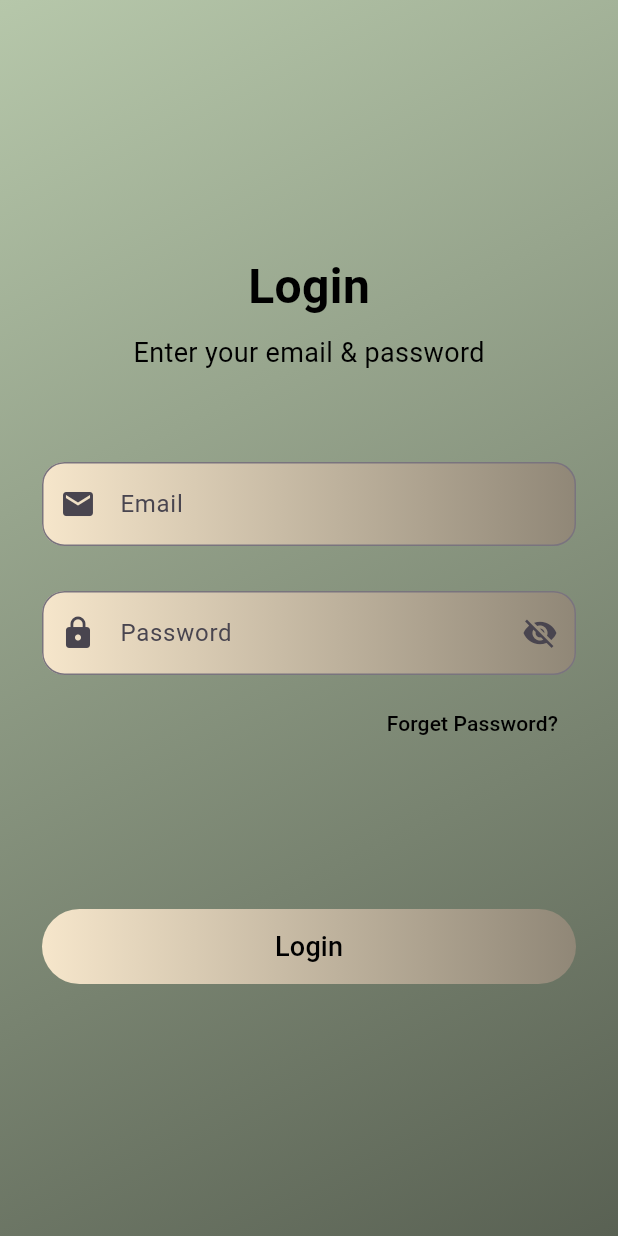
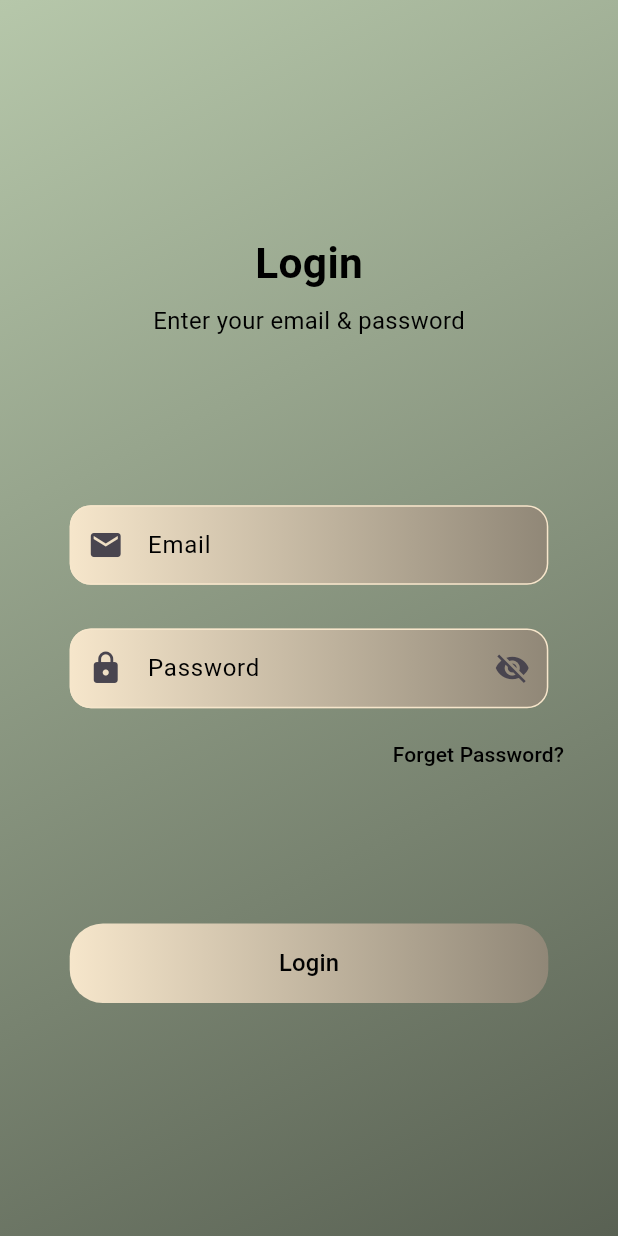
Before and after one commit to HendSayed25/ALQAYSAR_Rates, a Flutter app: the screen it shows after launch, on a phone screen of 412 x 824 dp. Run offline on Flutter 3.47's test engine with Material 3 defaults, Android fonts, the phone set to English and light mode, and no system bars; our stand-ins replace dartz, easy_localization, flutter_bloc, flutter_screenutil, get_it, shared_preferences and 1 more; accounts and stored records are empty; Roboto replaces fonts that are missing (assets/fonts/ChrustyRock-ORLA).

Commit message:
modify on login

```diff
--- a/lib/core/config/routes/router.dart
+++ b/lib/core/config/routes/router.dart
@@ -24,7 +24,7 @@ class RouteGenerator {
         return MaterialPageRoute(
           builder: (context) => BlocProvider(
             create: (_) => LoginCubit(sl<LoginUseCase>()),
-            child: const LoginScreen(),
+            child: LoginScreen(),
           ),
         );
       case Routes.HomeScreenUserRoute:
--- a/lib/core/resource/colors_manager.dart
+++ b/lib/core/resource/colors_manager.dart
@@ -12,7 +12,8 @@ class AppColors {
   static const Color primaryTextColor = Color(0xFF000000);  /// Main text color : text button
   static const Color secondaryTextColor = Color(0xFFFFFFFF);  /// Secondary text color
 
-  static const Color borderColor = Color(0xFFF6E6CB);  /// Border color
+  static const Color enableBorderColor = Color(0xFFF6E6CB);  /// Border color
+  static const Color disableBorderColor = Color(0xFF000000);  /// Border color
 
   static const Color greyColor = Color(0xFF6C757D);  /// Grey color
   static const Color lightGreyColor = Color(0xFF868E96);  /// Light grey color
--- a/lib/features/data/data_source/remote_data_source.dart
+++ b/lib/features/data/data_source/remote_data_source.dart
@@ -6,16 +6,19 @@ import '../../../core/config/supabase/supabase_client.dart';
 
 abstract class AuthRemoteDataSource {
   Future<Either<String, UserEntity>> login(String email, String password);
+
   Future<Either<String, Unit>> logout();
-  // Future<Either<String, String>> fetchUserRole(String userId);
+
+  Future<Either<String, String>> fetchUserRole(String userId);
 }
 
 class RemoteDataSource implements AuthRemoteDataSource {
-
   @override
-  Future<Either<String, UserEntity>> login(String email, String password) async {
+  Future<Either<String, UserEntity>> login(
+      String email, String password) async {
     try {
-      final response = await SupabaseClientProvider.client.auth.signInWithPassword(
+      final response =
+          await SupabaseClientProvider.client.auth.signInWithPassword(
         email: email,
         password: password,
       );
@@ -25,7 +28,8 @@ class RemoteDataSource implements AuthRemoteDataSource {
         final userId = response.user!.id;
         final userMetadata = response.user!.userMetadata;
 
-        final role = userMetadata?['role'] ?? 'User'; // Default to 'User' if role is missing
+        final role = userMetadata?['role'] ??
+            'user'; // Default to 'User' if role is missing
 
         // Map to UserModel
         final userModel = UserModel(
@@ -35,7 +39,7 @@ class RemoteDataSource implements AuthRemoteDataSource {
         );
         return Right(userModel.toEntity());
       } else {
-        return Left("Invalid credentials");
+        return const Left("Invalid credentials");
       }
     } catch (e) {
       return Left(e.toString());
@@ -52,13 +56,17 @@ class RemoteDataSource implements AuthRemoteDataSource {
     }
   }
 
-  // @override
-  // Future<Either<String, String>> fetchUserRole(String userId) async {
-  //   final response = await SupabaseClientProvider
-  //       .client
-  //       .from('users')
-  //       .select('role')
-  //       .eq('uid', userId);
-  //   return response.data['role'];
-  // }
+  @override
+  Future<Either<String, String>> fetchUserRole(String userId) async {
+    try {
+      final response = await SupabaseClientProvider.client
+          .from('users')
+          .select('role')
+          .eq('uid', userId)
+          .single();
+      return Right(response['role'] as String);
+    } catch (e) {
+      return const Left("Error fetching user role");
+    }
+  }
 }
--- a/lib/features/data/repository/user_repository.dart
+++ b/lib/features/data/repository/user_repository.dart
@@ -19,8 +19,8 @@ class UserRepositoryImpl implements UserRepositoryInterface {
     return remoteDataSource.logout();
   }
 
-  // @override
-  // Future<Either<String, String>> fetchUserRole(String userId) {
-  //   throw UnimplementedError();
-  // }
+  @override
+  Future<Either<String, String>> fetchUserRole(String userId) {
+    return remoteDataSource.fetchUserRole(userId);
+  }
 }
--- a/lib/features/domain/repository/user_repository.dart
+++ b/lib/features/domain/repository/user_repository.dart
@@ -5,5 +5,5 @@ import '../entities/user.dart';
 abstract class UserRepositoryInterface {
   Future<Either<String, UserEntity>> login(String email, String password);
   Future<Either<String, Unit>> logout();
-  // Future<Either<String, String>> fetchUserRole(String userId);
+  Future<Either<String, String>> fetchUserRole(String userId);
 }
--- /dev/null
+++ b/lib/features/domain/usecases/fetch_user_role_usecase.dart
@@ -0,0 +1,13 @@
+import 'package:dartz/dartz.dart';
+
+import '../repository/user_repository.dart';
+
+class FetchUserRoleUsecase {
+  final UserRepositoryInterface repository;
+
+  FetchUserRoleUsecase(this.repository);
+
+  Future<Either<String, String>> execute(String userId) async {
+    return repository.fetchUserRole(userId);
+  }
+}
--- /dev/null
+++ b/lib/features/ui/common/custom_button.dart
@@ -0,0 +1,42 @@
+import 'package:flutter/material.dart';
+import 'package:flutter_screenutil/flutter_screenutil.dart';
+
+import '../../../core/resource/colors_manager.dart';
+
+class CustomButton extends StatelessWidget {
+  const CustomButton({super.key, required this.text, required this.onPressed});
+
+  final String text;
+  final VoidCallback onPressed;
+
+  @override
+  Widget build(BuildContext context) {
+    return
+      Container(
+        width: 333.w,
+        height: 60.h,
+        decoration: BoxDecoration(
+          gradient: const LinearGradient(
+              colors: AppColors.primaryContainerColor),
+          borderRadius: BorderRadius.circular(25.r),
+        ),
+        child: ElevatedButton(
+          onPressed: onPressed,
+          style: ElevatedButton.styleFrom(
+            backgroundColor: Colors.transparent,
+            shadowColor: Colors.transparent,
+            shape: RoundedRectangleBorder(
+              borderRadius: BorderRadius.circular(25.r),
+            ),
+          ),
+          child: Text(
+            text,
+            style: TextStyle(
+              fontSize: 18.sp,
+              color: Colors.black,
+            ),
+          ),
+        ),
+      );
+  }
+}
--- a/lib/features/ui/pages/login_screen/login_screen.dart
+++ b/lib/features/ui/pages/login_screen/login_screen.dart
@@ -1,154 +1,74 @@
 import 'package:alqaysar_rates/core/config/routes/route_constants.dart';
 import 'package:alqaysar_rates/core/helper/extensions.dart';
+import 'package:alqaysar_rates/features/ui/common/custom_button.dart';
+import 'package:alqaysar_rates/features/ui/pages/login_screen/widgets/form.dart';
 import 'package:flutter/material.dart';
+import 'package:flutter_screenutil/flutter_screenutil.dart';
 
 import '../../../../core/resource/colors_manager.dart';
 
-class LoginScreen extends StatefulWidget {
-  const LoginScreen({super.key});
+class LoginScreen extends StatelessWidget {
+  LoginScreen({super.key});
 
-  @override
-  State<LoginScreen> createState()=>_LoginScreenState();
-}
-class _LoginScreenState extends State<LoginScreen>{
-
-  var emailController = TextEditingController();
-  var passController = TextEditingController();
   GlobalKey<FormState> formKey = GlobalKey<FormState>();
-  bool passwordVisible = false;
-
 
   @override
   Widget build(BuildContext context) {
     return Scaffold(
       body: Container(
-        decoration: BoxDecoration(
+        decoration: const BoxDecoration(
           gradient: LinearGradient(
-            colors: [
-              AppColors.backgroundColor[0], // Start color
-              AppColors.backgroundColor[1], // End color
-            ],
+            colors: AppColors.backgroundColor,
             begin: Alignment.topLeft,
             end: Alignment.bottomRight,
           ),
         ),
         child: Padding(
-          padding: const EdgeInsets.symmetric(horizontal: 28.0),
+          padding: EdgeInsets.symmetric(horizontal: 25.w),
           child: Form(
             key: formKey,
             child: Center(
               child: SingleChildScrollView(
                 child: Column(
-                  crossAxisAlignment: CrossAxisAlignment.start,
+                  crossAxisAlignment: CrossAxisAlignment.center,
                   children: [
-                   const Center(
-                     child:  Text(
+                    Text(
                       "Login",
                       style: TextStyle(
-                          fontSize: 32,
+                        fontSize: 32.sp,
                         fontWeight: FontWeight.bold,
                         color: Colors.black,
                       ),
                     ),
-                   ),
-                    const SizedBox(height: 8),
-                    const Center(
-                      child: Text(
+                    SizedBox(height: 8.h),
+                    Text(
                       "Enter your email & password",
                       style: TextStyle(
-                          fontSize: 18,
-                          color:Colors.black,
+                        fontSize: 18.sp,
+                        color: Colors.black,
                       ),
                     ),
-                    ),
-                    const SizedBox(height: 60),
-                    Container(
-                      decoration: BoxDecoration(
-                        gradient: const LinearGradient(colors: AppColors.primaryContainerColor),
-                        borderRadius: BorderRadius.circular(15),
-                      ),
-                      child: TextFormField(
-                        controller: emailController,
-                        keyboardType: TextInputType.emailAddress,
-                        decoration: InputDecoration(
-                          labelText: "Email",
-                          prefixIcon: const Icon(Icons.email),
-                          border: OutlineInputBorder(
-                            borderRadius: BorderRadius.circular(15),
-                          ),
-                        ),
-                      ),
-                    ),
-                    const SizedBox(height: 30),
-                    Container(
-                      decoration: BoxDecoration(
-                        gradient: const LinearGradient(colors: AppColors.primaryContainerColor),
-                        borderRadius: BorderRadius.circular(15),
-                      ),
-                      child: TextFormField(
-                        controller: passController,
-                        obscureText:  !passwordVisible, //This will obscure text dynamically,
-                        decoration: InputDecoration(
-                          labelText: "Password",
-                          prefixIcon: const Icon(Icons.lock),
-                          suffixIcon:IconButton(
-                            icon:Icon(
-                            // Based on passwordVisible state choose the icon
-                            passwordVisible ? Icons.visibility : Icons.visibility_off),
-                            onPressed: () {
-                            //Toggle the state of passwordVisible variable
-                              setState(() {
-                                passwordVisible = !passwordVisible;
-                              });
-                          },
-                          ),
-                          border: OutlineInputBorder(
-                            borderRadius: BorderRadius.circular(15),
-                          ),
-                          ),
-                          ),
-                    ),
-                    const SizedBox(height: 8),
+                    SizedBox(height: 126.h),
+                    const MyForm(),
+                    SizedBox(height: 8.h),
                     Align(
                       alignment: Alignment.centerRight,
                       child: TextButton(
-                        onPressed: () {
-                        },
-                        child:const Text(
+                        onPressed: () {},
+                        child: const Text(
                           "Forget Password?",
                           style: TextStyle(color: Colors.black),
                         ),
                       ),
                     ),
-                    const SizedBox(height: 100),
-                    SizedBox(
-                      width: double.infinity,
-                      height: 50,
-                      child:
-                      Container(decoration: BoxDecoration(
-                          gradient: const LinearGradient(colors: AppColors.primaryContainerColor),
-                          borderRadius: BorderRadius.circular(25),
-                      ),
-                        child: ElevatedButton(
+                    SizedBox(height: 100.h),
+                    CustomButton(
+                      text: "Login",
                       onPressed: () {
+                        if (formKey.currentState?.validate() ?? false) {
                           context.pushNamed(Routes.HomeScreenUserRoute);
+                        }
                       },
-                          style: ElevatedButton.styleFrom(
-                            backgroundColor: Colors.transparent,
-                            shadowColor: Colors.transparent,
-                            shape: RoundedRectangleBorder(
-                              borderRadius: BorderRadius.circular(25),
-                            ),
-                          ),
-                          child: const Text(
-                            "Login",
-                            style: TextStyle(
-                              fontSize: 18,
-                              color: Colors.black,
-                            ),
-                          ),
-                        ),
-                      ),
                     ),
                   ],
                 ),
--- /dev/null
+++ b/lib/features/ui/pages/login_screen/widgets/form.dart
@@ -0,0 +1,140 @@
+import 'package:flutter/material.dart';
+import 'package:flutter_screenutil/flutter_screenutil.dart';
+
+import '../../../../../core/helper/validation.dart';
+import '../../../../../core/resource/colors_manager.dart';
+
+class MyForm extends StatefulWidget {
+  const MyForm({super.key});
+
+  @override
+  State<MyForm> createState() => _MyFormState();
+}
+
+class _MyFormState extends State<MyForm> {
+  final TextEditingController emailController = TextEditingController();
+  final TextEditingController passController = TextEditingController();
+  final FocusNode emailFocusNode = FocusNode();
+  final FocusNode passwordFocusNode = FocusNode();
+  bool passwordVisible = false;
+
+  @override
+  void dispose() {
+    // Don't forget to dispose the FocusNodes when done
+    emailFocusNode.dispose();
+    passwordFocusNode.dispose();
+    super.dispose();
+  }
+
+  @override
+  Widget build(BuildContext context) {
+    return Column(
+      children: [
+        Container(
+          width: 333.w,
+          height: 60.h,
+          decoration: BoxDecoration(
+            gradient: const LinearGradient(
+              colors: AppColors.primaryContainerColor,
+            ),
+            borderRadius: BorderRadius.circular(16.r),
+          ),
+          child: TextFormField(
+            controller: emailController,
+            focusNode: emailFocusNode,
+            keyboardType: TextInputType.emailAddress,
+            decoration: InputDecoration(
+              labelText: "Email",
+              labelStyle: const TextStyle(color: Colors.black),
+              prefixIcon: const Icon(Icons.email),
+              border: OutlineInputBorder(
+                borderRadius: BorderRadius.circular(16.r),
+              ),
+              enabledBorder: OutlineInputBorder(
+                borderRadius: BorderRadius.circular(16.r),
+                borderSide:
+                    const BorderSide(color: AppColors.enableBorderColor),
+              ),
+              focusedBorder: OutlineInputBorder(
+                borderRadius: BorderRadius.circular(16.r),
+                borderSide:
+                    const BorderSide(color: AppColors.disableBorderColor),
+              ),
+              errorBorder: OutlineInputBorder(
+                borderRadius: BorderRadius.circular(16.r),
+                borderSide: const BorderSide(color: AppColors.errorColor),
+              ),
+              focusedErrorBorder: OutlineInputBorder(
+                borderRadius: BorderRadius.circular(16.r),
+                borderSide: const BorderSide(color: AppColors.errorColor),
+              ),
+              errorMaxLines: 2,
+              contentPadding: EdgeInsets.symmetric(vertical: 20.h),
+            ),
+            textInputAction: TextInputAction.next,
+            onFieldSubmitted: (_) {
+              FocusScope.of(context).requestFocus(passwordFocusNode);
+            },
+            validator: (value) => Validation.validateEmail(value),
+          ),
+        ),
+        SizedBox(height: 33.h),
+        Container(
+          width: 333.w,
+          height: 60.h,
+          decoration: BoxDecoration(
+            gradient: const LinearGradient(
+              colors: AppColors.primaryContainerColor,
+            ),
+            borderRadius: BorderRadius.circular(16.r),
+          ),
+          child: TextFormField(
+            controller: passController,
+            focusNode: passwordFocusNode,
+            // Set focusNode for this field
+            obscureText: !passwordVisible,
+            decoration: InputDecoration(
+              labelText: "Password",
+              labelStyle: const TextStyle(color: Colors.black),
+              prefixIcon: const Icon(Icons.lock),
+              suffixIcon: IconButton(
+                icon: Icon(
+                  passwordVisible ? Icons.visibility : Icons.visibility_off,
+                ),
+                onPressed: () {
+                  setState(() {
+                    passwordVisible = !passwordVisible;
+                  });
+                },
+              ),
+              border: OutlineInputBorder(
+                borderRadius: BorderRadius.circular(16.r),
+              ),
+              enabledBorder: OutlineInputBorder(
+                borderRadius: BorderRadius.circular(16.r),
+                borderSide:
+                    const BorderSide(color: AppColors.enableBorderColor),
+              ),
+              focusedBorder: OutlineInputBorder(
+                borderRadius: BorderRadius.circular(16.r),
+                borderSide:
+                    const BorderSide(color: AppColors.disableBorderColor),
+              ),
+              errorBorder: OutlineInputBorder(
+                borderRadius: BorderRadius.circular(16.r),
+                borderSide: const BorderSide(color: AppColors.errorColor),
+              ),
+              focusedErrorBorder: OutlineInputBorder(
+                borderRadius: BorderRadius.circular(16.r),
+                borderSide: const BorderSide(color: AppColors.errorColor),
+              ),
+              errorMaxLines: 2,
+              contentPadding: EdgeInsets.symmetric(vertical: 20.h),
+            ),
+            validator: (value) => Validation.validatePassword(value),
+          ),
+        ),
+      ],
+    );
+  }
+}
```
Lines whose indentation alone changed are shown as unchanged.
